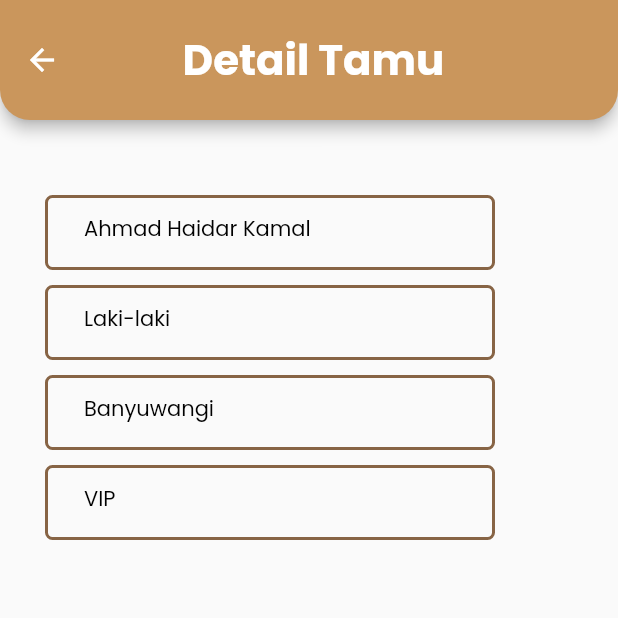
After one commit to miftahozuki/flutter-invital, a Flutter app: the VisitorPage screen opened directly, after a tap on "Ahmad Haidar Kamal", on a phone screen of 412 x 824 dp, the top half of it. The commit adds this screen. Run offline on Flutter 3.47's test engine with Material 2 defaults, Android fonts, the phone set to English and light mode, and no system bars; our stand-ins replace form_field_validator, google_fonts; missing offline and left inert: qr_code_scanner.

Commit message:
feat(visitor): add visitor detail page

```diff
--- /dev/null
+++ b/lib/screen/visitor_detail_page.dart
@@ -0,0 +1,64 @@
+import 'package:flutter/material.dart';
+import 'package:plj/widgets/visitor_card.dart';
+import 'package:plj/models/visitor.dart';
+import 'package:plj/widgets/visitor_detail_card.dart';
+
+import '../theme.dart';
+
+class VisitorDetailPage extends StatelessWidget {
+  const VisitorDetailPage({super.key});
+
+  @override
+  Widget build(BuildContext context) {
+    return Scaffold(
+      appBar: AppBar(
+        backgroundColor: primaryColor,
+        title: Center(
+          child: Text(
+            'Detail Tamu',
+            style: whiteTextStyle.copyWith(
+              fontSize: 28,
+            ),
+          ),
+        ),
+        actions: [
+          Container(
+            margin:
+                const EdgeInsets.only(right: 50), // Tambahkan margin sebesar 30
+          ),
+        ],
+        toolbarHeight: 80, // Mengatur tinggi AppBar
+        shape: const RoundedRectangleBorder(
+          borderRadius: BorderRadius.vertical(bottom: Radius.circular(20)),
+        ),
+      ),
+      body: SafeArea(
+        bottom: false,
+        child: ListView(children: [
+          SizedBox(
+            height: 50,
+          ),
+          Padding(
+            padding: EdgeInsets.symmetric(horizontal: 30),
+            child: Column(
+              children: [
+                VisitorDetailCard(
+                  Visitor(
+                    id: 1,
+                    name: 'Ahmad Haidar Kamal',
+                    gender: 'Laki-laki',
+                    address: 'Banyuwangi',
+                    visitor_status: 'VIP',
+                  ),
+                ),
+                SizedBox(
+                  height: 20,
+                ),
+              ],
+            ),
+          ),
+        ]),
+      ),
+    );
+  }
+}
--- a/lib/widgets/visitor_card.dart
+++ b/lib/widgets/visitor_card.dart
@@ -1,6 +1,7 @@
 import 'package:flutter/material.dart';
 
 import 'package:plj/models/visitor.dart';
+import 'package:plj/screen/visitor_detail_page.dart';
 import 'package:plj/theme.dart';
 
 class VisitorCard extends StatelessWidget {
@@ -10,7 +11,16 @@ class VisitorCard extends StatelessWidget {
 
   @override
   Widget build(BuildContext context) {
-    return Row(
+    return InkWell(
+      onTap: () {
+        Navigator.push(
+          context,
+          MaterialPageRoute(
+            builder: (context) => VisitorDetailPage(),
+          ),
+        );
+      },
+      child: Row(
         children: [
           Column(
             crossAxisAlignment: CrossAxisAlignment.start,
@@ -55,6 +65,7 @@ class VisitorCard extends StatelessWidget {
             ],
           )
         ],
+      ),
     );
   }
 }
--- /dev/null
+++ b/lib/widgets/visitor_detail_card.dart
@@ -0,0 +1,136 @@
+import 'package:flutter/material.dart';
+
+import 'package:plj/models/visitor.dart';
+import 'package:plj/theme.dart';
+
+class VisitorDetailCard extends StatelessWidget {
+  final Visitor visitor;
+
+  const VisitorDetailCard(this.visitor, {super.key});
+
+  @override
+  Widget build(BuildContext context) {
+    return Row(
+      children: [
+        Column(
+          crossAxisAlignment: CrossAxisAlignment.start,
+          children: [
+            Container(
+              height: 50,
+              width: 300,
+              decoration: BoxDecoration(
+                border: Border.all(
+                  color: strokeColor,
+                  width: 2,
+                ),
+                borderRadius: BorderRadius.circular(5),
+              ),
+              child: Padding(
+                padding: EdgeInsets.symmetric(
+                  vertical: 10,
+                  horizontal: 24,
+                ),
+                child: Column(
+                  crossAxisAlignment: CrossAxisAlignment.start,
+                  children: [
+                    Text(
+                      visitor.name,
+                      style: blackTextStyle,
+                    ),
+                  ],
+                ),
+              ),
+            ),
+            SizedBox(
+              height: 10,
+            ),
+            Container(
+              height: 50,
+              width: 300,
+              decoration: BoxDecoration(
+                border: Border.all(
+                  color: strokeColor,
+                  width: 2,
+                ),
+                borderRadius: BorderRadius.circular(5),
+              ),
+              child: Padding(
+                padding: EdgeInsets.symmetric(
+                  vertical: 10,
+                  horizontal: 24,
+                ),
+                child: Column(
+                  crossAxisAlignment: CrossAxisAlignment.start,
+                  children: [
+                    Text(
+                      visitor.gender,
+                      style: blackTextStyle,
+                    ),
+                  ],
+                ),
+              ),
+            ),
+            SizedBox(
+              height: 10,
+            ),
+            Container(
+              height: 50,
+              width: 300,
+              decoration: BoxDecoration(
+                border: Border.all(
+                  color: strokeColor,
+                  width: 2,
+                ),
+                borderRadius: BorderRadius.circular(5),
+              ),
+              child: Padding(
+                padding: EdgeInsets.symmetric(
+                  vertical: 10,
+                  horizontal: 24,
+                ),
+                child: Column(
+                  crossAxisAlignment: CrossAxisAlignment.start,
+                  children: [
+                    Text(
+                      visitor.address,
+                      style: blackTextStyle,
+                    ),
+                  ],
+                ),
+              ),
+            ),
+            SizedBox(
+              height: 10,
+            ),
+            Container(
+              height: 50,
+              width: 300,
+              decoration: BoxDecoration(
+                border: Border.all(
+                  color: strokeColor,
+                  width: 2,
+                ),
+                borderRadius: BorderRadius.circular(5),
+              ),
+              child: Padding(
+                padding: EdgeInsets.symmetric(
+                  vertical: 10,
+                  horizontal: 24,
+                ),
+                child: Column(
+                  crossAxisAlignment: CrossAxisAlignment.start,
+                  children: [
+                    Text(
+                      visitor.visitor_status,
+                      style: blackTextStyle,
+                    ),
+                  ],
+                ),
+              ),
+            ),
+          ],
+        )
+      ],
+    );
+  }
+}
```
Lines whose indentation alone changed are shown as unchanged.
